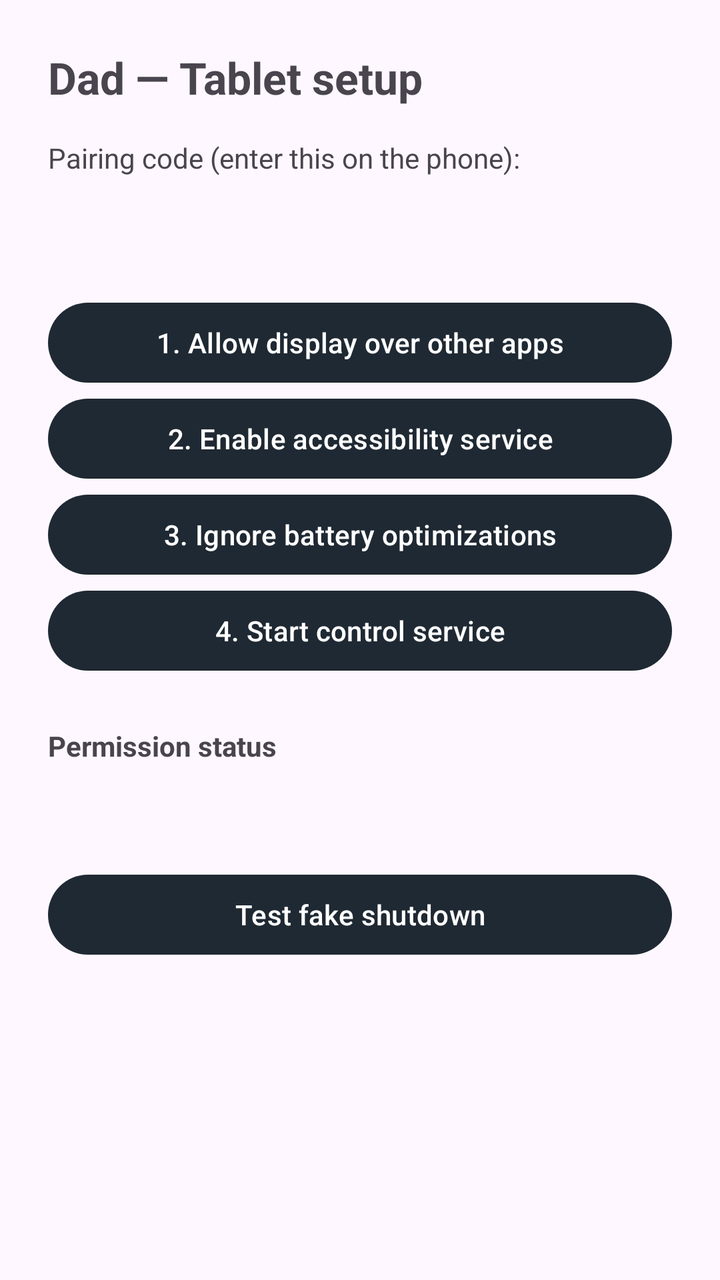
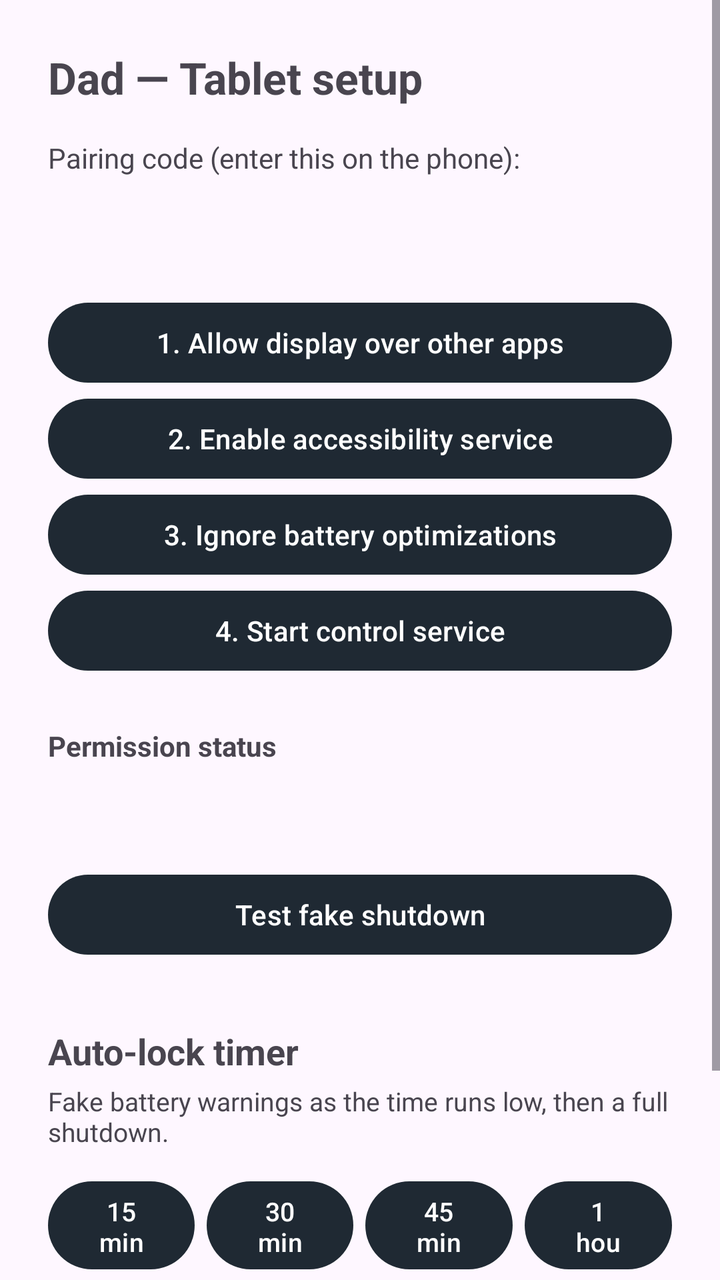

An Android layout rendered at two revisions. The XML below is the earlier revision; the diff shows what the commit changed to produce the second picture.
<!-- AndroidManifest.xml: application theme Theme.Dad -->
<!-- res/layout/activity_main.xml -->
<?xml version="1.0" encoding="utf-8"?>
<ScrollView xmlns:android="http://schemas.android.com/apk/res/android"
    android:layout_width="match_parent"
    android:layout_height="match_parent"
    android:fillViewport="true">

    <LinearLayout
        android:layout_width="match_parent"
        android:layout_height="wrap_content"
        android:orientation="vertical"
        android:padding="24dp">

        <TextView
            android:layout_width="wrap_content"
            android:layout_height="wrap_content"
            android:text="@string/setup_title"
            android:textSize="22sp"
            android:textStyle="bold"
            android:paddingBottom="16dp" />

        <TextView
            android:layout_width="wrap_content"
            android:layout_height="wrap_content"
            android:text="@string/pairing_token_label" />

        <TextView
            android:id="@+id/tokenValue"
            android:layout_width="wrap_content"
            android:layout_height="wrap_content"
            android:textSize="20sp"
            android:textStyle="bold"
            android:textColor="@color/dad_accent"
            android:paddingVertical="8dp" />

        <Button android:id="@+id/btnOverlay"
            android:layout_width="match_parent" android:layout_height="wrap_content"
            android:layout_marginTop="16dp" android:text="@string/btn_overlay" />
        <Button android:id="@+id/btnAccessibility"
            android:layout_width="match_parent" android:layout_height="wrap_content"
            android:text="@string/btn_accessibility" />
        <Button android:id="@+id/btnBattery"
            android:layout_width="match_parent" android:layout_height="wrap_content"
            android:text="@string/btn_battery" />
        <Button android:id="@+id/btnStart"
            android:layout_width="match_parent" android:layout_height="wrap_content"
            android:text="@string/btn_start" />

        <TextView
            android:layout_width="wrap_content"
            android:layout_height="wrap_content"
            android:text="@string/status_label"
            android:textStyle="bold"
            android:paddingTop="24dp" />
        <TextView
            android:id="@+id/statusValue"
            android:layout_width="wrap_content"
            android:layout_height="wrap_content"
            android:lineSpacingMultiplier="1.3"
            android:paddingTop="8dp" />

        <Button android:id="@+id/btnTestLock"
            android:layout_width="match_parent" android:layout_height="wrap_content"
            android:layout_marginTop="24dp" android:text="@string/btn_test_lock" />
    </LinearLayout>
</ScrollView>
<!-- resources referenced by this layout -->
<resources>
  <color name="dad_accent">#3DDC84</color>
  <string name="btn_accessibility">2. Enable accessibility service</string>
  <string name="btn_battery">3. Ignore battery optimizations</string>
  <string name="btn_overlay">1. Allow display over other apps</string>
  <string name="btn_start">4. Start control service</string>
  <string name="btn_test_lock">Test fake shutdown</string>
  <string name="pairing_token_label">Pairing code (enter this on the phone):</string>
  <string name="setup_title">Dad — Tablet setup</string>
  <string name="status_label">Permission status</string>
  <style name="Theme.Dad" parent="Theme.Material3.DayNight.NoActionBar">
          <item name="colorPrimary">@color/dad_primary</item>
          <item name="android:statusBarColor">@color/dad_primary</item>
      </style>
  <color name="dad_primary">#1F2933</color>
</resources>

<!-- the commit's change to res/layout/activity_main.xml (unified diff, before → after) -->
@@ -61,5 +61,70 @@
         <Button android:id="@+id/btnTestLock"
             android:layout_width="match_parent" android:layout_height="wrap_content"
             android:layout_marginTop="24dp" android:text="@string/btn_test_lock" />
+
+        
+        <TextView
+            android:layout_width="wrap_content"
+            android:layout_height="wrap_content"
+            android:text="@string/timer_section"
+            android:textSize="18sp"
+            android:textStyle="bold"
+            android:paddingTop="32dp" />
+
+        <TextView
+            android:layout_width="wrap_content"
+            android:layout_height="wrap_content"
+            android:text="@string/timer_hint"
+            android:textSize="13sp"
+            android:paddingTop="4dp"
+            android:paddingBottom="12dp" />
+
+        <LinearLayout
+            android:layout_width="match_parent"
+            android:layout_height="wrap_content"
+            android:orientation="horizontal"
+            android:baselineAligned="false">
+            <Button android:id="@+id/btnMin15"
+                android:layout_width="0dp" android:layout_height="52dp"
+                android:layout_weight="1" android:layout_marginEnd="6dp"
+                android:text="@string/min_15" android:textSize="13sp" />
+            <Button android:id="@+id/btnMin30"
+                android:layout_width="0dp" android:layout_height="52dp"
+                android:layout_weight="1" android:layout_marginEnd="6dp"
+                android:text="@string/min_30" android:textSize="13sp" />
+            <Button android:id="@+id/btnMin45"
+                android:layout_width="0dp" android:layout_height="52dp"
+                android:layout_weight="1" android:layout_marginEnd="6dp"
+                android:text="@string/min_45" android:textSize="13sp" />
+            <Button android:id="@+id/btnMin60"
+                android:layout_width="0dp" android:layout_height="52dp"
+                android:layout_weight="1"
+                android:text="@string/min_60" android:textSize="13sp" />
+        </LinearLayout>
+
+        <LinearLayout
+            android:layout_width="match_parent"
+            android:layout_height="wrap_content"
+            android:orientation="horizontal"
+            android:baselineAligned="false"
+            android:layout_marginTop="12dp">
+            <Button android:id="@+id/btnStartTimer"
+                android:layout_width="0dp" android:layout_height="56dp"
+                android:layout_weight="2" android:layout_marginEnd="10dp"
+                android:text="@string/start_timer" />
+            <Button android:id="@+id/btnCancelTimer"
+                android:layout_width="0dp" android:layout_height="56dp"
+                android:layout_weight="1"
+                android:text="@string/cancel_timer" />
+        </LinearLayout>
+
+        <TextView
+            android:id="@+id/timerText"
+            android:layout_width="match_parent"
+            android:layout_height="wrap_content"
+            android:text="@string/timer_idle"
+            android:textSize="15sp"
+            android:gravity="center"
+            android:paddingTop="14dp" />
     </LinearLayout>
 </ScrollView>
<!-- resource entries referenced after the edit -->
@@ -6,9 +6,18 @@
   <string name="btn_overlay">1. Allow display over other apps</string>
   <string name="btn_start">4. Start control service</string>
   <string name="btn_test_lock">Test fake shutdown</string>
+  <string name="cancel_timer">Cancel</string>
+  <string name="min_15">15 min</string>
+  <string name="min_30">30 min</string>
+  <string name="min_45">45 min</string>
+  <string name="min_60">1 hour</string>
   <string name="pairing_token_label">Pairing code (enter this on the phone):</string>
   <string name="setup_title">Dad — Tablet setup</string>
+  <string name="start_timer">Start timer</string>
   <string name="status_label">Permission status</string>
+  <string name="timer_hint">Fake battery warnings as the time runs low, then a full shutdown.</string>
+  <string name="timer_idle">No timer running</string>
+  <string name="timer_section">Auto-lock timer</string>
   <style name="Theme.Dad" parent="Theme.Material3.DayNight.NoActionBar">
           <item name="colorPrimary">@color/dad_primary</item>
           <item name="android:statusBarColor">@color/dad_primary</item>
